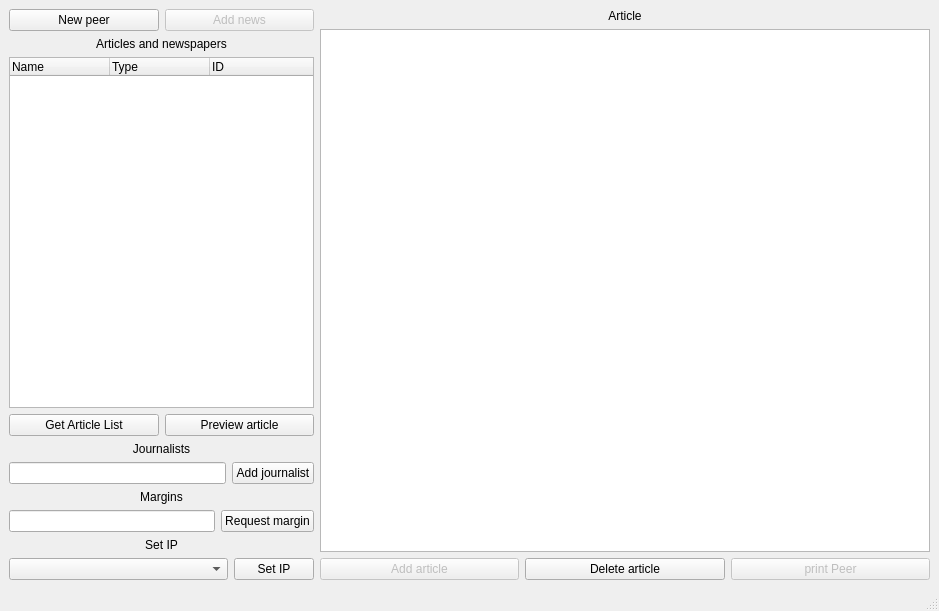
Old version of the form mainwindow.ui in the repository medvecm98/bp_program.
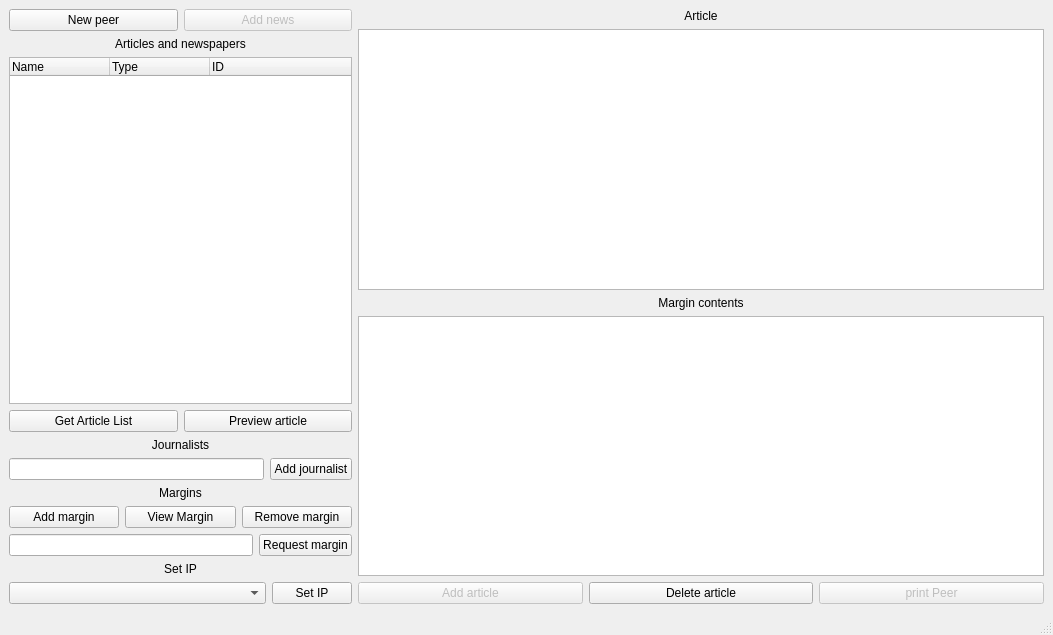
New version of the form.

Patch:
```diff
--- a/mainwindow.ui
+++ b/mainwindow.ui
@@ -6,16 +6,16 @@
    <rect>
     <x>0</x>
     <y>0</y>
-    <width>939</width>
-    <height>611</height>
+    <width>1053</width>
+    <height>635</height>
    </rect>
   </property>
   <property name="windowTitle">
    <string>MainWindow</string>
   </property>
   <widget class="QWidget" name="centralwidget">
-   <layout class="QGridLayout" name="gridLayout">
-    <item row="0" column="0">
+   <layout class="QHBoxLayout" name="horizontalLayout_9">
+    <item>
      <layout class="QHBoxLayout" name="horizontalLayout_5" stretch="1,2">
       <item>
        <layout class="QVBoxLayout" name="verticalLayout_2">
@@ -140,6 +140,33 @@
          </widget>
         </item>
         <item>
+         <layout class="QVBoxLayout" name="verticalLayout_3">
+          <item>
+           <layout class="QHBoxLayout" name="horizontalLayout_8">
+            <item>
+             <widget class="QPushButton" name="pushButton_add_margin">
+              <property name="text">
+               <string>Add margin</string>
+              </property>
+             </widget>
+            </item>
+            <item>
+             <widget class="QPushButton" name="pushButton_view_margin">
+              <property name="text">
+               <string>View Margin</string>
+              </property>
+             </widget>
+            </item>
+            <item>
+             <widget class="QPushButton" name="pushButton_remove_margin">
+              <property name="text">
+               <string>Remove margin</string>
+              </property>
+             </widget>
+            </item>
+           </layout>
+          </item>
+          <item>
          <layout class="QHBoxLayout" name="horizontalLayout_2">
           <item>
            <widget class="QLineEdit" name="lineEdit_margin"/>
@@ -153,6 +180,8 @@
           </item>
          </layout>
         </item>
+         </layout>
+        </item>
         <item>
          <widget class="QLabel" name="label_2">
           <property name="text">
@@ -198,6 +227,19 @@
           </property>
          </widget>
         </item>
+        <item>
+         <widget class="QLabel" name="label_margin">
+          <property name="text">
+           <string>Margin contents</string>
+          </property>
+          <property name="alignment">
+           <set>Qt::AlignCenter</set>
+          </property>
+         </widget>
+        </item>
+        <item>
+         <widget class="QPlainTextEdit" name="plainTextEdit_margins"/>
+        </item>
         <item>
          <layout class="QHBoxLayout" name="horizontalLayout_7">
           <item>
```
Lines whose indentation alone changed are shown as unchanged.
